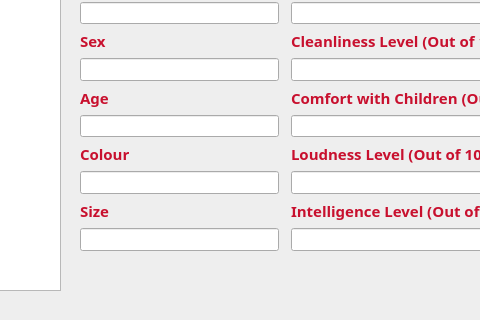
The window that cuACS/viewanimals.ui (cameronhawtin/Animal-Farm-cuACS) describes before a commit, drawn with Qt 5; both pictures show x 240 to 720 and y 220 to 540 of the 1014 by 540 pixel window.
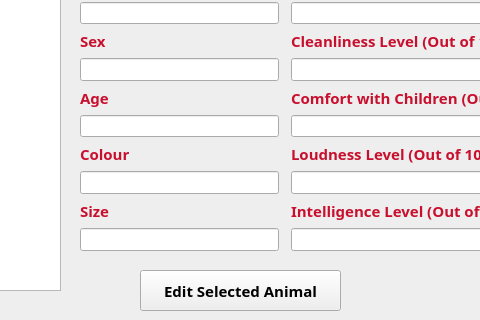
The same window after the commit.

Commit message: edit animal button now sends id

```diff
--- a/cuACS/viewanimals.ui
+++ b/cuACS/viewanimals.ui
@@ -443,6 +443,19 @@
     </item>
    </layout>
   </widget>
+  <widget class="QPushButton" name="editAnimal">
+   <property name="geometry">
+    <rect>
+     <x>380</x>
+     <y>490</y>
+     <width>201</width>
+     <height>41</height>
+    </rect>
+   </property>
+   <property name="text">
+    <string>Edit Selected Animal</string>
+   </property>
+  </widget>
  </widget>
  <resources/>
  <connections>
```
The commit also changes 5 other files.
